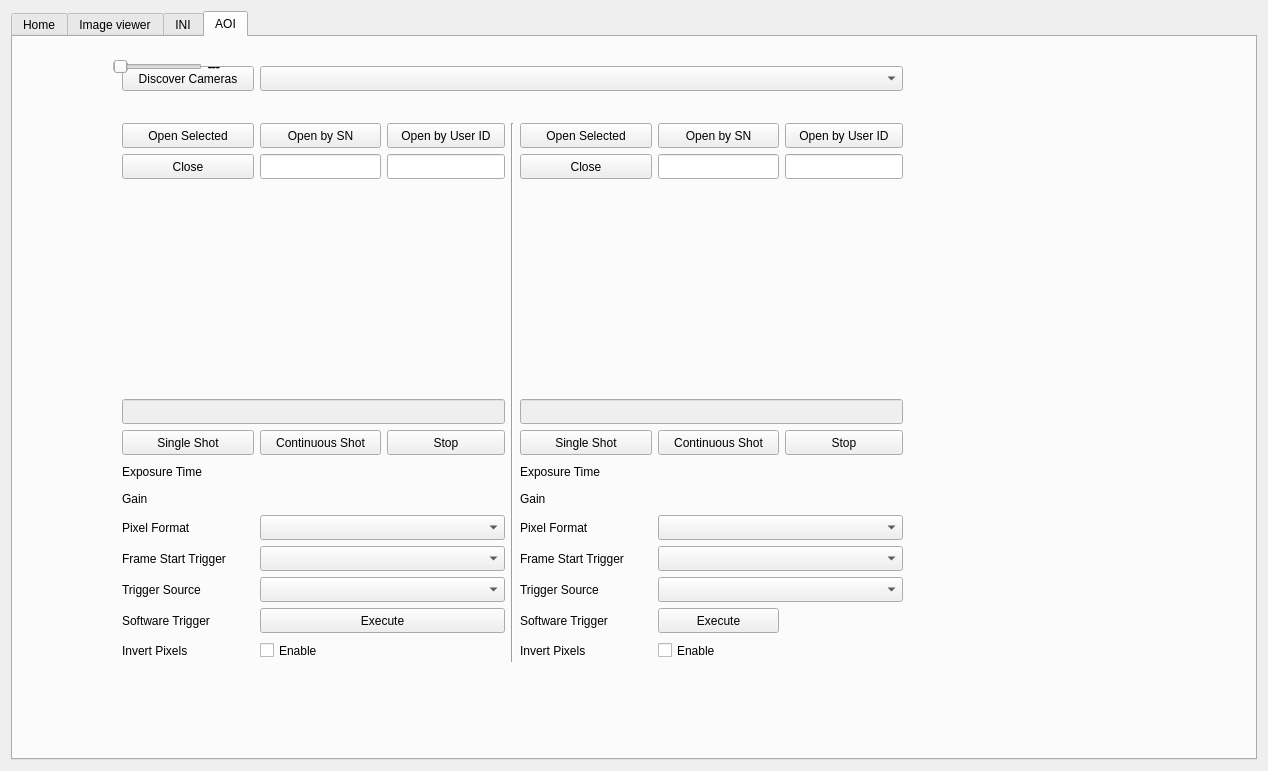
Before: the Qt Designer form widget.ui in hsinying-tsai/CT2, drawn with Qt 5.
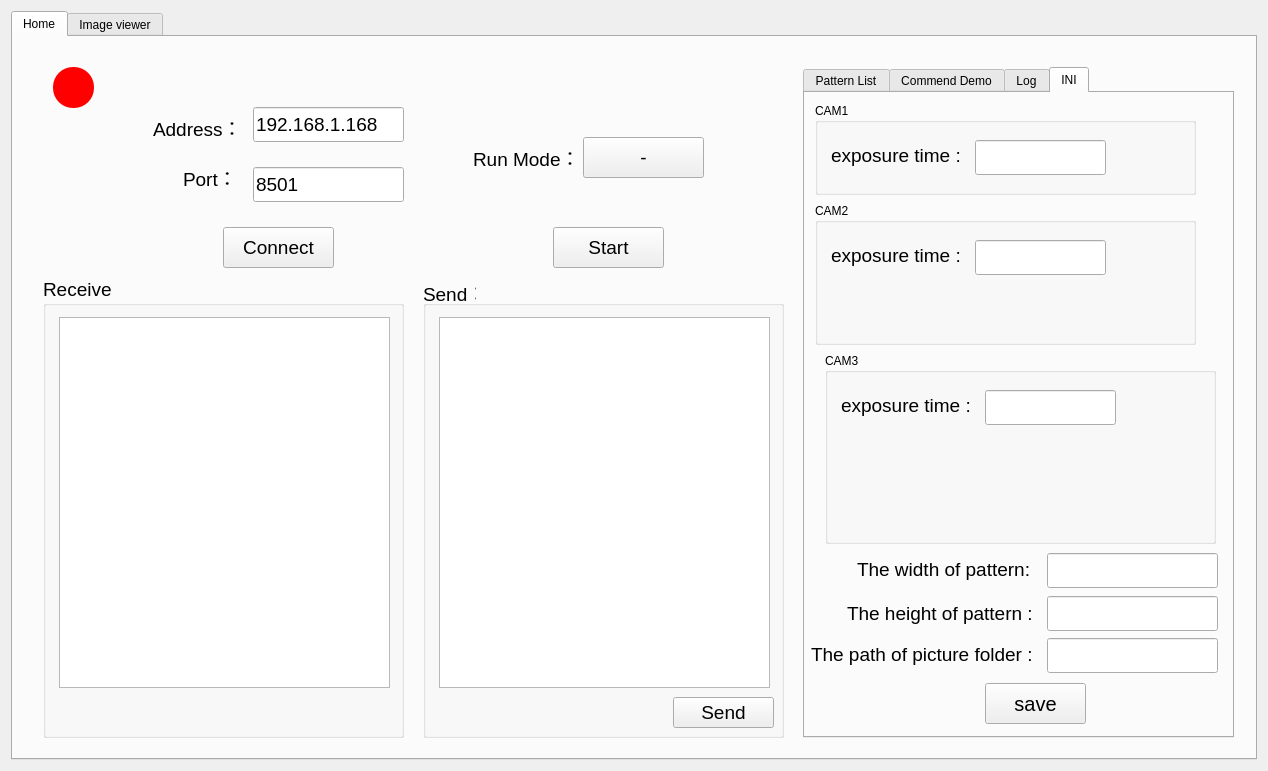
After: the same form once the commit is applied. The open tabs and pages were chosen to show the change. Custom widgets are drawn as their Qt base class.

Patch:
```diff
--- a/widget.ui
+++ b/widget.ui
@@ -1032,6 +1032,135 @@
           </property>
          </widget>
         </widget>
+        <widget class="QLineEdit" name="PT_width_Edit">
+         <property name="geometry">
+          <rect>
+           <x>242</x>
+           <y>460</y>
+           <width>171</width>
+           <height>35</height>
+          </rect>
+         </property>
+         <property name="font">
+          <font>
+           <pointsize>12</pointsize>
+          </font>
+         </property>
+         <property name="text">
+          <string/>
+         </property>
+        </widget>
+        <widget class="QLabel" name="lbl_PT_width">
+         <property name="geometry">
+          <rect>
+           <x>52</x>
+           <y>456</y>
+           <width>191</width>
+           <height>41</height>
+          </rect>
+         </property>
+         <property name="font">
+          <font>
+           <pointsize>14</pointsize>
+           <stylestrategy>PreferDefault</stylestrategy>
+          </font>
+         </property>
+         <property name="text">
+          <string>The width of pattern:</string>
+         </property>
+        </widget>
+        <widget class="QLineEdit" name="PT_height_Edit">
+         <property name="geometry">
+          <rect>
+           <x>242</x>
+           <y>503</y>
+           <width>171</width>
+           <height>35</height>
+          </rect>
+         </property>
+         <property name="font">
+          <font>
+           <pointsize>12</pointsize>
+          </font>
+         </property>
+         <property name="text">
+          <string/>
+         </property>
+        </widget>
+        <widget class="QLabel" name="lbl_PT_height">
+         <property name="geometry">
+          <rect>
+           <x>42</x>
+           <y>500</y>
+           <width>201</width>
+           <height>41</height>
+          </rect>
+         </property>
+         <property name="font">
+          <font>
+           <pointsize>14</pointsize>
+           <stylestrategy>PreferDefault</stylestrategy>
+          </font>
+         </property>
+         <property name="text">
+          <string>The height of pattern :</string>
+         </property>
+        </widget>
+        <widget class="QLineEdit" name="path_Edit">
+         <property name="geometry">
+          <rect>
+           <x>242</x>
+           <y>545</y>
+           <width>171</width>
+           <height>35</height>
+          </rect>
+         </property>
+         <property name="font">
+          <font>
+           <pointsize>12</pointsize>
+          </font>
+         </property>
+         <property name="text">
+          <string/>
+         </property>
+        </widget>
+        <widget class="QLabel" name="lbl_PT_height_2">
+         <property name="geometry">
+          <rect>
+           <x>6</x>
+           <y>541</y>
+           <width>241</width>
+           <height>41</height>
+          </rect>
+         </property>
+         <property name="font">
+          <font>
+           <pointsize>14</pointsize>
+           <stylestrategy>PreferDefault</stylestrategy>
+          </font>
+         </property>
+         <property name="text">
+          <string>The path of picture folder :</string>
+         </property>
+        </widget>
+        <widget class="QPushButton" name="puB_saveINI">
+         <property name="geometry">
+          <rect>
+           <x>180</x>
+           <y>590</y>
+           <width>101</width>
+           <height>41</height>
+          </rect>
+         </property>
+         <property name="font">
+          <font>
+           <pointsize>15</pointsize>
+          </font>
+         </property>
+         <property name="text">
+          <string>save</string>
+         </property>
+        </widget>
        </widget>
       </widget>
       <widget class="QLabel" name="label">
@@ -1485,860 +1614,6 @@
        </widget>
       </widget>
      </widget>
-     <widget class="QWidget" name="tab_5">
-      <attribute name="title">
-       <string>INI</string>
-      </attribute>
-      <widget class="QLabel" name="lbl_PT_width">
-       <property name="geometry">
-        <rect>
-         <x>200</x>
-         <y>357</y>
-         <width>191</width>
-         <height>41</height>
-        </rect>
-       </property>
-       <property name="font">
-        <font>
-         <pointsize>14</pointsize>
-         <stylestrategy>PreferDefault</stylestrategy>
-        </font>
-       </property>
-       <property name="text">
-        <string>The width of pattern :</string>
-       </property>
-      </widget>
-      <widget class="QLineEdit" name="PT_width_Edit">
-       <property name="geometry">
-        <rect>
-         <x>395</x>
-         <y>360</y>
-         <width>120</width>
-         <height>35</height>
-        </rect>
-       </property>
-       <property name="font">
-        <font>
-         <pointsize>12</pointsize>
-        </font>
-       </property>
-       <property name="text">
-        <string/>
-       </property>
-      </widget>
-      <widget class="QLineEdit" name="PT_height_Edit">
-       <property name="geometry">
-        <rect>
-         <x>395</x>
-         <y>423</y>
-         <width>120</width>
-         <height>35</height>
-        </rect>
-       </property>
-       <property name="font">
-        <font>
-         <pointsize>12</pointsize>
-        </font>
-       </property>
-       <property name="text">
-        <string/>
-       </property>
-      </widget>
-      <widget class="QLabel" name="lbl_PT_height">
-       <property name="geometry">
-        <rect>
-         <x>194</x>
-         <y>420</y>
-         <width>201</width>
-         <height>41</height>
-        </rect>
-       </property>
-       <property name="font">
-        <font>
-         <pointsize>14</pointsize>
-         <stylestrategy>PreferDefault</stylestrategy>
-        </font>
-       </property>
-       <property name="text">
-        <string>The height of pattern :</string>
-       </property>
-      </widget>
-      <widget class="QLabel" name="lbl_PT_height_2">
-       <property name="geometry">
-        <rect>
-         <x>156</x>
-         <y>483</y>
-         <width>241</width>
-         <height>41</height>
-        </rect>
-       </property>
-       <property name="font">
-        <font>
-         <pointsize>14</pointsize>
-         <stylestrategy>PreferDefault</stylestrategy>
-        </font>
-       </property>
-       <property name="text">
-        <string>The path of picture folder :</string>
-       </property>
-      </widget>
-      <widget class="QLineEdit" name="path_Edit">
-       <property name="geometry">
-        <rect>
-         <x>395</x>
-         <y>486</y>
-         <width>371</width>
-         <height>35</height>
-        </rect>
-       </property>
-       <property name="font">
-        <font>
-         <pointsize>12</pointsize>
-        </font>
-       </property>
-       <property name="text">
-        <string/>
-       </property>
-      </widget>
-      <widget class="QPushButton" name="puB_saveINI">
-       <property name="geometry">
-        <rect>
-         <x>430</x>
-         <y>570</y>
-         <width>101</width>
-         <height>41</height>
-        </rect>
-       </property>
-       <property name="text">
-        <string>OK</string>
-       </property>
-      </widget>
-     </widget>
-     <widget class="QWidget" name="tab6">
-      <attribute name="title">
-       <string>AOI</string>
-      </attribute>
-      <widget class="QLineEdit" name="statusbar_2">
-       <property name="enabled">
-        <bool>false</bool>
-       </property>
-       <property name="geometry">
-        <rect>
-         <x>507</x>
-         <y>362</y>
-         <width>383</width>
-         <height>25</height>
-        </rect>
-       </property>
-       <property name="readOnly">
-        <bool>true</bool>
-       </property>
-      </widget>
-      <widget class="QPushButton" name="openByUserID_1">
-       <property name="geometry">
-        <rect>
-         <x>374</x>
-         <y>86</y>
-         <width>118</width>
-         <height>25</height>
-        </rect>
-       </property>
-       <property name="text">
-        <string>Open by User ID</string>
-       </property>
-      </widget>
-      <widget class="QPushButton" name="openByUserID_2">
-       <property name="geometry">
-        <rect>
-         <x>772</x>
-         <y>86</y>
-         <width>118</width>
-         <height>25</height>
-        </rect>
-       </property>
-       <property name="text">
-        <string>Open by User ID</string>
-       </property>
-      </widget>
-      <widget class="QLabel" name="pixelFormatLabel_1">
-       <property name="geometry">
-        <rect>
-         <x>109</x>
-         <y>478</y>
-         <width>132</width>
-         <height>25</height>
-        </rect>
-       </property>
-       <property name="text">
-        <string>Pixel Format</string>
-       </property>
-      </widget>
-      <widget class="QPushButton" name="close_1">
-       <property name="geometry">
-        <rect>
-         <x>109</x>
-         <y>117</y>
-         <width>132</width>
-         <height>25</height>
-        </rect>
-       </property>
-       <property name="text">
-        <string>Close</string>
-       </property>
-      </widget>
-      <widget class="QPushButton" name="openSelected_2">
-       <property name="geometry">
-        <rect>
-         <x>507</x>
-         <y>86</y>
-         <width>132</width>
-         <height>25</height>
-        </rect>
-       </property>
-       <property name="text">
-        <string>Open Selected</string>
-       </property>
-      </widget>
-      <widget class="QLabel" name="label_3">
-       <property name="geometry">
-        <rect>
-         <x>109</x>
-         <y>424</y>
-         <width>132</width>
-         <height>21</height>
-        </rect>
-       </property>
-       <property name="text">
-        <string>Exposure Time</string>
-       </property>
-      </widget>
-      <widget class="QPushButton" name="softwareTrigger_2">
-       <property name="geometry">
-        <rect>
-         <x>645</x>
-         <y>571</y>
-         <width>121</width>
-         <height>25</height>
-        </rect>
-       </property>
-       <property name="text">
-        <string>Execute</string>
-       </property>
-      </widget>
-      <widget class="QPushButton" name="stop_1">
-       <property name="geometry">
-        <rect>
-         <x>374</x>
-         <y>393</y>
-         <width>118</width>
-         <height>25</height>
-        </rect>
-       </property>
-       <property name="text">
-        <string>Stop</string>
-       </property>
-      </widget>
-      <widget class="QPushButton" name="close_2">
-       <property name="geometry">
-        <rect>
-         <x>507</x>
-         <y>117</y>
-         <width>132</width>
-         <height>25</height>
-        </rect>
-       </property>
-       <property name="text">
-        <string>Close</string>
-       </property>
-      </widget>
-      <widget class="QWidget" name="image_2" native="true">
-       <property name="geometry">
-        <rect>
-         <x>507</x>
-         <y>148</y>
-         <width>383</width>
-         <height>208</height>
-        </rect>
-       </property>
-      </widget>
-      <widget class="QLineEdit" name="editSN_2">
-       <property name="geometry">
-        <rect>
-         <x>645</x>
-         <y>117</y>
-         <width>121</width>
-         <height>25</height>
-        </rect>
-       </property>
-       <property name="toolTip">
-        <string>Check for a camera serial number in the camera list and enter it here.</string>
-       </property>
-      </widget>
-      <widget class="QLabel" name="label_5">
-       <property name="geometry">
-        <rect>
-         <x>507</x>
-         <y>451</y>
-         <width>132</width>
-         <height>21</height>
-        </rect>
-       </property>
-       <property name="text">
-        <string>Gain</string>
-       </property>
-      </widget>
-      <widget class="QComboBox" name="triggerMode_1">
-       <property name="geometry">
-        <rect>
-         <x>247</x>
-         <y>509</y>
-         <width>245</width>
-         <height>25</height>
-        </rect>
-       </property>
-      </widget>
-      <widget class="QPushButton" name="openSelected_1">
-       <property name="geometry">
-        <rect>
-         <x>109</x>
-         <y>86</y>
-         <width>132</width>
-         <height>25</height>
-        </rect>
-       </property>
-       <property name="text">
-        <string>Open Selected</string>
-       </property>
-      </widget>
-      <widget class="QPushButton" name="continuous_2">
-       <property name="geometry">
-        <rect>
-         <x>645</x>
-         <y>393</y>
-         <width>121</width>
-         <height>25</height>
-        </rect>
-       </property>
-       <property name="text">
-        <string>Continuous Shot</string>
-       </property>
-      </widget>
-      <widget class="QCheckBox" name="invertPixel_1">
-       <property name="geometry">
-        <rect>
-         <x>247</x>
-         <y>602</y>
-         <width>245</width>
-         <height>23</height>
-        </rect>
-       </property>
-       <property name="text">
-        <string>Enable</string>
-       </property>
-      </widget>
-      <widget class="Line" name="line">
-       <property name="geometry">
-        <rect>
-         <x>498</x>
-         <y>86</y>
-         <width>3</width>
-         <height>539</height>
-        </rect>
-       </property>
-       <property name="orientation">
-        <enum>Qt::Vertical</enum>
-       </property>
-      </widget>
-      <widget class="QLabel" name="triggerSourceLabel_1">
-       <property name="geometry">
-        <rect>
-         <x>109</x>
-         <y>540</y>
-         <width>132</width>
-         <height>25</height>
-        </rect>
-       </property>
-       <property name="text">
-        <string>Trigger Source</string>
-       </property>
-      </widget>
-      <widget class="QPushButton" name="singleShot_1">
-       <property name="geometry">
-        <rect>
-         <x>109</x>
-         <y>393</y>
-         <width>132</width>
-         <height>25</height>
-        </rect>
-       </property>
-       <property name="text">
-        <string>Single Shot</string>
-       </property>
-      </widget>
-      <widget class="QComboBox" name="triggerSource_1">
-       <property name="geometry">
-        <rect>
-         <x>247</x>
-         <y>540</y>
-         <width>245</width>
-         <height>25</height>
-        </rect>
-       </property>
-      </widget>
-      <widget class="QLineEdit" name="statusbar_1">
-       <property name="enabled">
-        <bool>false</bool>
-       </property>
-       <property name="geometry">
-        <rect>
-         <x>109</x>
-         <y>362</y>
-         <width>383</width>
-         <height>25</height>
-        </rect>
-       </property>
-       <property name="readOnly">
-        <bool>true</bool>
-       </property>
-      </widget>
-      <widget class="QPushButton" name="singleShot_2">
-       <property name="geometry">
-        <rect>
-         <x>507</x>
-         <y>393</y>
-         <width>132</width>
-         <height>25</height>
-        </rect>
-       </property>
-       <property name="text">
-        <string>Single Shot</string>
-       </property>
-      </widget>
-      <widget class="QLabel" name="softwareTriggerLabel_1">
-       <property name="geometry">
-        <rect>
-         <x>109</x>
-         <y>571</y>
-         <width>132</width>
-         <height>25</height>
-        </rect>
-       </property>
-       <property name="text">
-        <string>Software Trigger</string>
-       </property>
-      </widget>
-      <widget class="QLabel" name="label_6">
-       <property name="geometry">
-        <rect>
-         <x>109</x>
-         <y>451</y>
-         <width>132</width>
-         <height>21</height>
-        </rect>
-       </property>
-       <property name="text">
-        <string>Gain</string>
-       </property>
-      </widget>
-      <widget class="QComboBox" name="triggerSource_2">
-       <property name="geometry">
-        <rect>
-         <x>645</x>
-         <y>540</y>
-         <width>245</width>
-         <height>25</height>
-        </rect>
-       </property>
-      </widget>
-      <widget class="QLineEdit" name="editUserID_2">
-       <property name="geometry">
-        <rect>
-         <x>772</x>
-         <y>117</y>
-         <width>118</width>
-         <height>25</height>
-        </rect>
-       </property>
-       <property name="toolTip">
-        <string>Check for a device user ID in the camera list and enter it here. You may need to specify a device user ID in the pylon Viewer first.</string>
-       </property>
-      </widget>
-      <widget class="QComboBox" name="pixelFormat_1">
-       <property name="geometry">
-        <rect>
-         <x>247</x>
-         <y>478</y>
-         <width>245</width>
-         <height>25</height>
-        </rect>
-       </property>
-      </widget>
-      <widget class="QPushButton" name="continuous_1">
-       <property name="geometry">
-        <rect>
-         <x>247</x>
-         <y>393</y>
-         <width>121</width>
-         <height>25</height>
-        </rect>
-       </property>
-       <property name="text">
-        <string>Continuous Shot</string>
-       </property>
-      </widget>
-      <widget class="QLabel" name="pixelFormatLabel_2">
-       <property name="geometry">
-        <rect>
-         <x>507</x>
-         <y>478</y>
-         <width>132</width>
-         <height>25</height>
-        </rect>
-       </property>
-       <property name="text">
-        <string>Pixel Format</string>
-       </property>
-      </widget>
-      <widget class="QPushButton" name="scanButton">
-       <property name="geometry">
-        <rect>
-         <x>109</x>
-         <y>29</y>
-         <width>132</width>
-         <height>25</height>
-        </rect>
-       </property>
-       <property name="text">
-        <string>Discover Cameras</string>
-       </property>
-      </widget>
-      <widget class="QLabel" name="label_7">
-       <property name="geometry">
-        <rect>
-         <x>507</x>
-         <y>424</y>
-         <width>132</width>
-         <height>21</height>
-        </rect>
-       </property>
-       <property name="text">
-        <string>Exposure Time</string>
-       </property>
-      </widget>
-      <widget class="QComboBox" name="pixelFormat_2">
-       <property name="geometry">
-        <rect>
-         <x>645</x>
-         <y>478</y>
-         <width>245</width>
-         <height>25</height>
-        </rect>
-       </property>
-      </widget>
-      <widget class="QPushButton" name="openBySN_1">
-       <property name="geometry">
-        <rect>
-         <x>247</x>
-         <y>86</y>
-         <width>121</width>
-         <height>25</height>
-        </rect>
-       </property>
-       <property name="text">
-        <string>Open by SN</string>
-       </property>
-      </widget>
-      <widget class="QPushButton" name="openBySN_2">
-       <property name="geometry">
-        <rect>
-         <x>645</x>
-         <y>86</y>
-         <width>121</width>
-         <height>25</height>
-        </rect>
-       </property>
-       <property name="text">
-        <string>Open by SN</string>
-       </property>
-      </widget>
-      <widget class="QComboBox" name="cameraList">
-       <property name="geometry">
-        <rect>
-         <x>247</x>
-         <y>29</y>
-         <width>643</width>
-         <height>25</height>
-        </rect>
-       </property>
-      </widget>
-      <widget class="QLabel" name="triggerModeLabel_2">
-       <property name="geometry">
-        <rect>
-         <x>507</x>
-         <y>509</y>
-         <width>132</width>
-         <height>25</height>
-        </rect>
-       </property>
-       <property name="text">
-        <string>Frame Start Trigger</string>
-       </property>
-      </widget>
-      <widget class="QWidget" name="layoutWidget_2">
-       <property name="geometry">
-        <rect>
-         <x>100</x>
-         <y>20</y>
-         <width>107</width>
-         <height>19</height>
-        </rect>
-       </property>
-       <layout class="QHBoxLayout" name="horizontalLayout_4">
-        <item>
-         <widget class="QSlider" name="gain_2">
-          <property name="orientation">
-           <enum>Qt::Horizontal</enum>
-          </property>
-         </widget>
-        </item>
-        <item>
-         <widget class="QLabel" name="gainLabel_2">
-          <property name="text">
-           <string>---</string>
-          </property>
-         </widget>
-        </item>
-       </layout>
-      </widget>
-      <widget class="QLabel" name="triggerModeLabel_1">
-       <property name="geometry">
-        <rect>
-         <x>109</x>
-         <y>509</y>
-         <width>132</width>
-         <height>25</height>
-        </rect>
-       </property>
-       <property name="text">
-        <string>Frame Start Trigger</string>
-       </property>
-      </widget>
-      <widget class="QLabel" name="invertPixelLabel_2">
-       <property name="geometry">
-        <rect>
-         <x>507</x>
-         <y>602</y>
-         <width>132</width>
-         <height>23</height>
-        </rect>
-       </property>
-       <property name="text">
-        <string>Invert Pixels</string>
-       </property>
-      </widget>
-      <widget class="QPushButton" name="stop_2">
-       <property name="geometry">
-        <rect>
-         <x>772</x>
-         <y>393</y>
-         <width>118</width>
-         <height>25</height>
-        </rect>
-       </property>
-       <property name="text">
-        <string>Stop</string>
-       </property>
-      </widget>
-      <widget class="QLabel" name="softwareTriggerLabel_2">
-       <property name="geometry">
-        <rect>
-         <x>507</x>
-         <y>571</y>
-         <width>132</width>
-         <height>25</height>
-        </rect>
-       </property>
-       <property name="text">
-        <string>Software Trigger</string>
-       </property>
-      </widget>
-      <widget class="QCheckBox" name="invertPixel_2">
-       <property name="geometry">
-        <rect>
-         <x>645</x>
-         <y>602</y>
-         <width>121</width>
-         <height>23</height>
-        </rect>
-       </property>
-       <property name="text">
-        <string>Enable</string>
-       </property>
-      </widget>
-      <widget class="QPushButton" name="softwareTrigger_1">
-       <property name="geometry">
-        <rect>
-         <x>247</x>
-         <y>571</y>
-         <width>245</width>
-         <height>25</height>
-        </rect>
-       </property>
-       <property name="text">
-        <string>Execute</string>
-       </property>
-      </widget>
-      <widget class="QLineEdit" name="editSN_1">
-       <property name="geometry">
-        <rect>
-         <x>247</x>
-         <y>117</y>
-         <width>121</width>
-         <height>25</height>
-        </rect>
-       </property>
-       <property name="toolTip">
-        <string>Check for a camera serial number in the camera list and enter it here.</string>
-       </property>
-      </widget>
-      <widget class="QLabel" name="triggerSourceLabel_2">
-       <property name="geometry">
-        <rect>
-         <x>507</x>
-         <y>540</y>
-         <width>132</width>
-         <height>25</height>
-        </rect>
-       </property>
-       <property name="text">
-        <string>Trigger Source</string>
-       </property>
-      </widget>
-      <widget class="QLabel" name="invertPixelLabel_1">
-       <property name="geometry">
-        <rect>
-         <x>109</x>
-         <y>602</y>
-         <width>132</width>
-         <height>23</height>
-        </rect>
-       </property>
-       <property name="text">
-        <string>Invert Pixels</string>
-       </property>
-      </widget>
-      <widget class="QComboBox" name="triggerMode_2">
-       <property name="geometry">
-        <rect>
-         <x>645</x>
-         <y>509</y>
-         <width>245</width>
-         <height>25</height>
-        </rect>
-       </property>
-      </widget>
-      <widget class="QLineEdit" name="editUserID_1">
-       <property name="geometry">
-        <rect>
-         <x>374</x>
-         <y>117</y>
-         <width>118</width>
-         <height>25</height>
-        </rect>
-       </property>
-       <property name="toolTip">
-        <string>Check for a device user ID in the camera list and enter it here. You may need to specify a device user ID in the pylon Viewer first.</string>
-       </property>
-      </widget>
-      <widget class="QWidget" name="layoutWidget_3">
-       <property name="geometry">
-        <rect>
-         <x>100</x>
-         <y>20</y>
-         <width>107</width>
-         <height>19</height>
-        </rect>
-       </property>
-       <layout class="QHBoxLayout" name="horizontalLayout_2">
-        <item>
-         <widget class="QSlider" name="gain_1">
-          <property name="orientation">
-           <enum>Qt::Horizontal</enum>
-          </property>
-         </widget>
-        </item>
-        <item>
-         <widget class="QLabel" name="gainLabel_1">
-          <property name="text">
-           <string>---</string>
-          </property>
-         </widget>
-        </item>
-       </layout>
-      </widget>
-      <widget class="QWidget" name="image_1" native="true">
-       <property name="geometry">
-        <rect>
-         <x>109</x>
-         <y>148</y>
-         <width>383</width>
-         <height>208</height>
-        </rect>
-       </property>
-      </widget>
-      <widget class="QWidget" name="layoutWidget_4">
-       <property name="geometry">
-        <rect>
-         <x>100</x>
-         <y>20</y>
-         <width>107</width>
-         <height>19</height>
-        </rect>
-       </property>
-       <layout class="QHBoxLayout" name="horizontalLayout_3">
-        <item>
-         <widget class="QSlider" name="exposure_1">
-          <property name="orientation">
-           <enum>Qt::Horizontal</enum>
-          </property>
-         </widget>
-        </item>
-        <item>
-         <widget class="QLabel" name="exposureLabel_1">
-          <property name="text">
-           <string>---</string>
-          </property>
-         </widget>
-        </item>
-       </layout>
-      </widget>
-      <widget class="QWidget" name="layoutWidget_5">
-       <property name="geometry">
-        <rect>
-         <x>100</x>
-         <y>20</y>
-         <width>107</width>
-         <height>19</height>
-        </rect>
-       </property>
-       <layout class="QHBoxLayout" name="horizontalLayout_5">
-        <item>
-         <widget class="QSlider" name="exposure_2">
-          <property name="orientation">
-           <enum>Qt::Horizontal</enum>
-          </property>
-         </widget>
-        </item>
-        <item>
-         <widget class="QLabel" name="exposureLabel_2">
-          <property name="text">
-           <string>---</string>
-          </property>
-         </widget>
-        </item>
-       </layout>
-      </widget>
-     </widget>
     </widget>
    </item>
   </layout>
```
Left out of the diff: 12 changed lines with no effect on the pictures.
